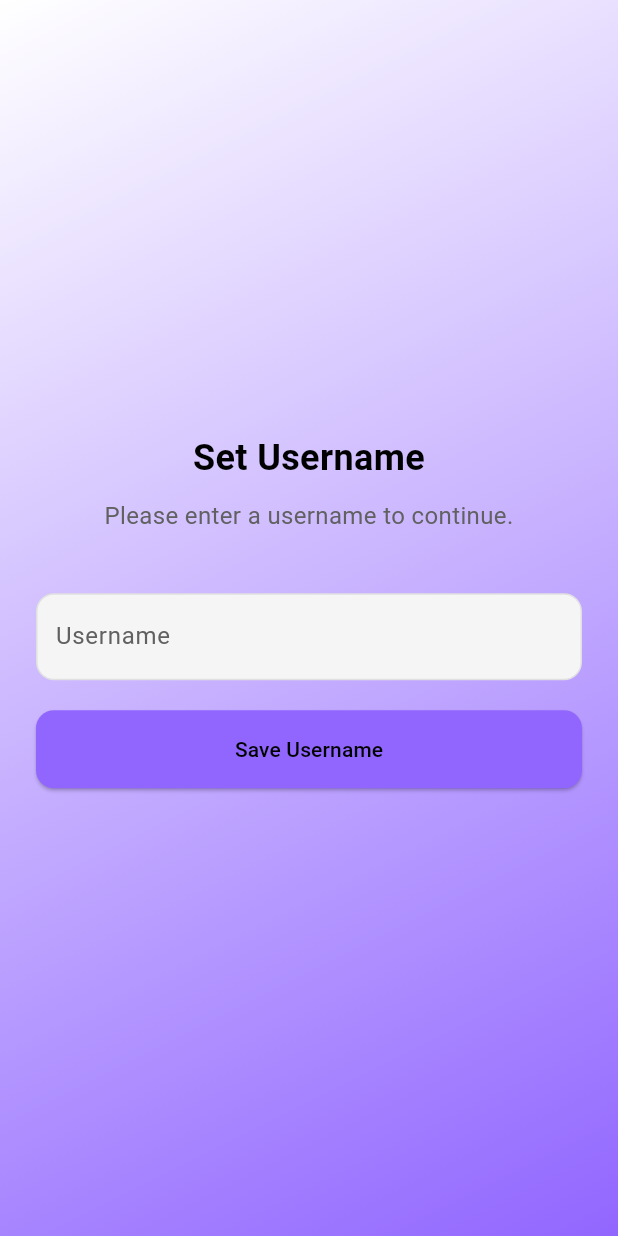
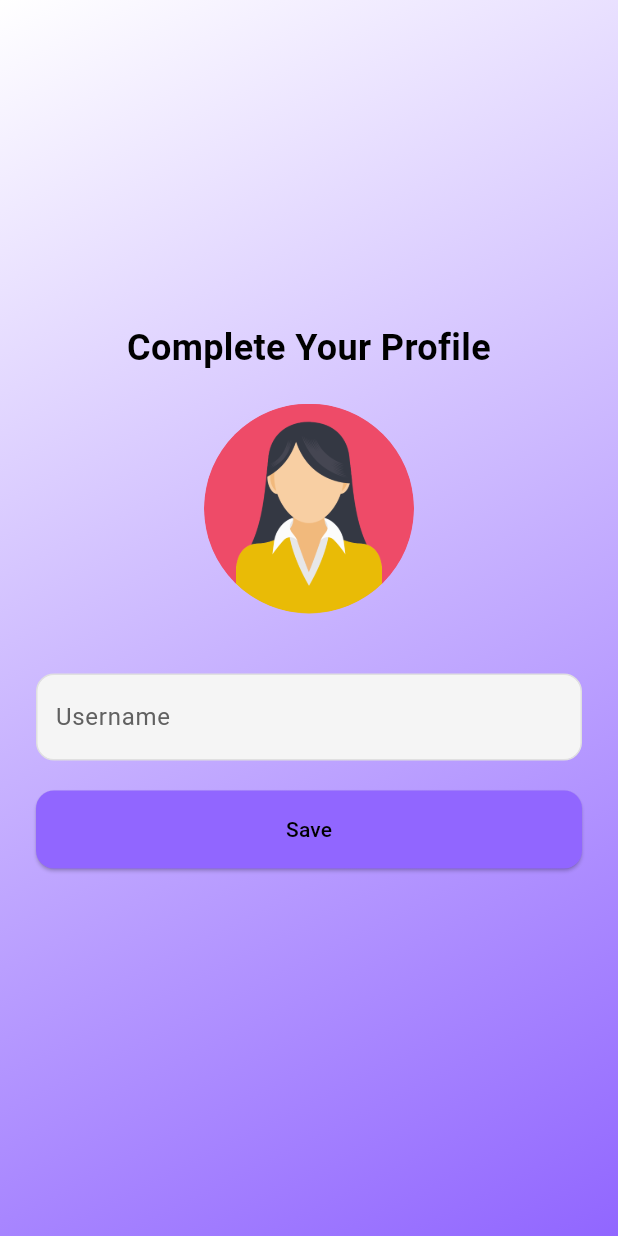
Before and after one commit to Vishal-Singh2k4/BingeBros, a Flutter app: the UsernameSetupPage screen opened by its route, on a phone screen of 412 x 824 dp. Run offline on Flutter 3.47's test engine with Material 3 defaults, Android fonts, the phone set to English and light mode, and no system bars; our stand-ins replace carousel_slider, cloud_firestore, firebase_auth, firebase_core, google_sign_in, intl_phone_number_input and 3 more; accounts and stored records are empty.

Commit message:
Added profile avatar

```diff
--- a/binge/lib/pages/UsernameSetupPage.dart
+++ b/binge/lib/pages/UsernameSetupPage.dart
@@ -2,6 +2,7 @@ import 'package:flutter/material.dart';
 import 'package:firebase_auth/firebase_auth.dart';
 import 'package:cloud_firestore/cloud_firestore.dart';
 import 'package:binge/routes/routes.dart';
+import 'avatar.dart'; // Import the AvatarSelectionModal
 
 class UsernameSetupPage extends StatefulWidget {
   @override
@@ -14,6 +15,7 @@ class _UsernameSetupPageState extends State<UsernameSetupPage> {
   final FirebaseFirestore _firestore = FirebaseFirestore.instance;
   String errorMessage = '';
   bool isLoading = false;
+  String selectedAvatar = 'assets/avatar1.png'; // Default avatar
 
   Future<void> saveUsername() async {
     setState(() {
@@ -34,10 +36,10 @@ class _UsernameSetupPageState extends State<UsernameSetupPage> {
       if (user != null) {
         await _firestore.collection('users').doc(user.uid).set({
           'username': usernameController.text,
+          'avatar': selectedAvatar,
         }, SetOptions(merge: true));
 
-        Navigator.pushReplacementNamed(
-            context, Routes.home); // Use route from Routes class
+        Navigator.pushReplacementNamed(context, Routes.home);
       }
     } catch (e) {
       setState(() {
@@ -49,6 +51,22 @@ class _UsernameSetupPageState extends State<UsernameSetupPage> {
         isLoading = false;
       });
     }
+  }
+
+  void _openAvatarSelectionModal() {
+    showDialog(
+      context: context,
+      builder: (BuildContext context) {
+        return AvatarSelectionModal(
+          selectedAvatar: selectedAvatar,
+          onAvatarSelected: (avatar) {
+            setState(() {
+              selectedAvatar = avatar;
+            });
+          },
+        );
+      },
+    );
   }
 
   @override
@@ -63,18 +81,12 @@ class _UsernameSetupPageState extends State<UsernameSetupPage> {
 
     final Gradient backgroundGradient = isDarkMode
         ? LinearGradient(
-            colors: [
-              Colors.black,
-              buttonColor
-            ], // Dark mode: black to primary color
+            colors: [Colors.black, buttonColor],
             begin: Alignment.topLeft,
             end: Alignment.bottomRight,
           )
         : LinearGradient(
-            colors: [
-              Colors.white,
-              buttonColor
-            ], // Light mode: white to primary color
+            colors: [Colors.white, buttonColor],
             begin: Alignment.topLeft,
             end: Alignment.bottomRight,
           );
@@ -91,9 +103,8 @@ class _UsernameSetupPageState extends State<UsernameSetupPage> {
               mainAxisAlignment: MainAxisAlignment.center,
               crossAxisAlignment: CrossAxisAlignment.stretch,
               children: [
-                SizedBox(height: 20),
                 Text(
-                  "Set Username",
+                  "Complete Your Profile",
                   style: TextStyle(
                     color: primaryTextColor,
                     fontSize: 24,
@@ -101,14 +112,21 @@ class _UsernameSetupPageState extends State<UsernameSetupPage> {
                   ),
                   textAlign: TextAlign.center,
                 ),
-                SizedBox(height: 10),
-                Text(
-                  "Please enter a username to continue.",
-                  style: TextStyle(
-                    color: secondaryTextColor,
-                    fontSize: 16,
+                SizedBox(height: 20),
+                GestureDetector(
+                  onTap: _openAvatarSelectionModal,
+                  child: CircleAvatar(
+                    radius: 70, // Increased size
+                    backgroundColor: Colors.transparent,
+                    child: ClipOval(
+                      child: Image.asset(
+                        selectedAvatar,
+                        fit: BoxFit.cover,
+                        height: 140,
+                        width: 140,
+                      ),
+                    ),
                   ),
-                  textAlign: TextAlign.center,
                 ),
                 SizedBox(height: 40),
                 Container(
@@ -142,7 +160,7 @@ class _UsernameSetupPageState extends State<UsernameSetupPage> {
                           color: primaryTextColor,
                         )
                       : Text(
-                          "Save Username",
+                          "Save",
                           style: TextStyle(
                             color: primaryTextColor,
                           ),
@@ -160,6 +178,7 @@ class _UsernameSetupPageState extends State<UsernameSetupPage> {
                   Text(
                     errorMessage,
                     style: TextStyle(color: Colors.red),
+                    textAlign: TextAlign.center,
                   ),
               ],
             ),
```
Also changed, not shown: binge/lib/pages/avatar.dart (added, +86 -0 lines), binge/pubspec.yaml (+10 -0 lines), binge/assets/avatar1.png (added), binge/assets/avatar2.png (added), binge/assets/avatar3.png (added), binge/assets/avatar4.png (added), binge/assets/avatar5.png (added), binge/assets/avatar6.png (added), binge/assets/avatar7.png (added), binge/assets/avatar8.png (added), binge/pubspec.lock.
